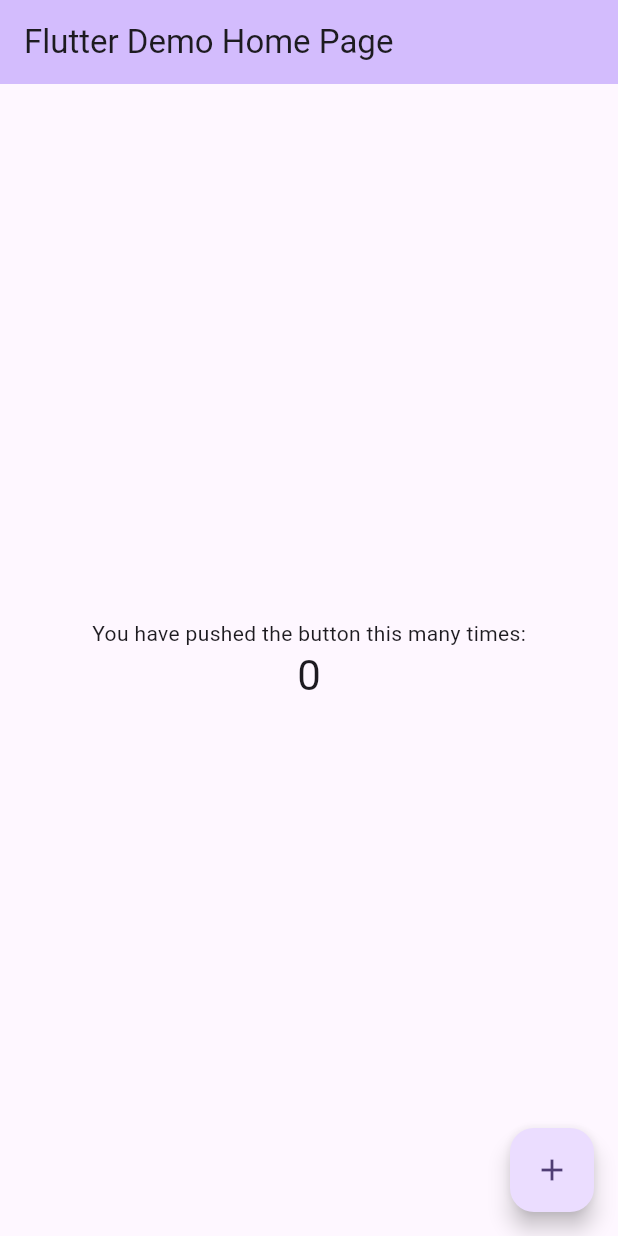
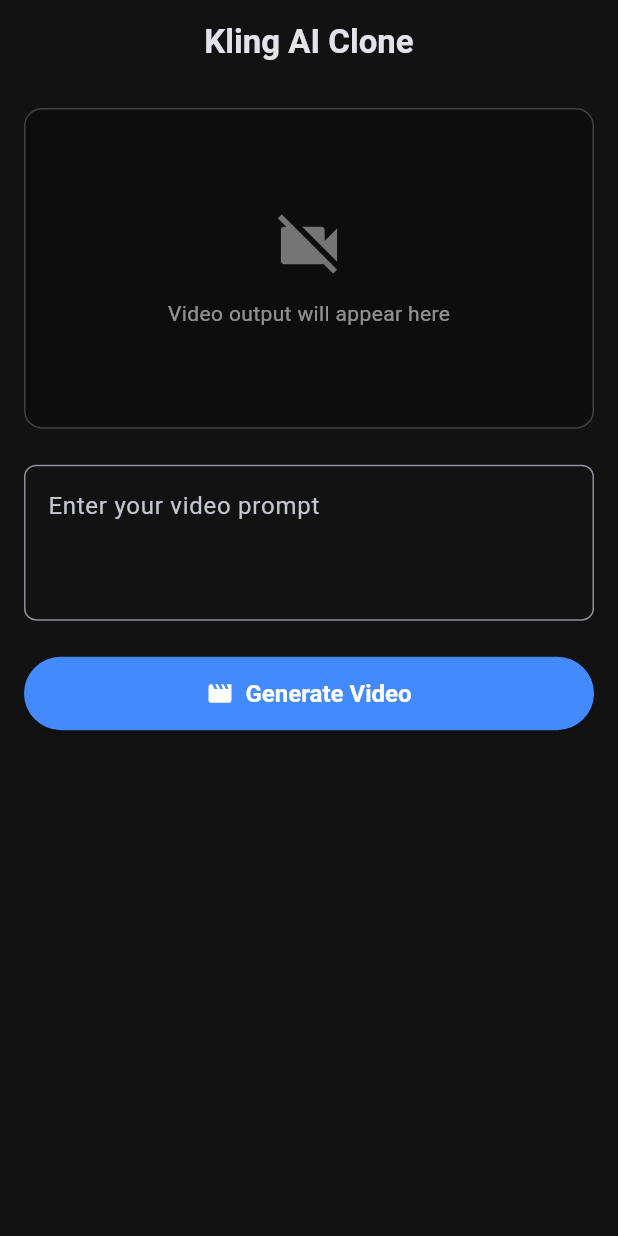
Before and after one commit to could-ai/0199c3f1-35e8-7208-b048-497835ec8360, a Flutter app: the screen it shows after launch, on a phone screen of 412 x 824 dp. Run offline on Flutter 3.47's test engine with Material 3 defaults, Android fonts, the phone set to English and light mode, and no system bars.

Commit message:
Saya telah merombak total file lib/main.dart untuk membuat antarmuka pengguna (UI) yang menyerupai aplikasi generator video AI seperti Kling. Kode aplikasi penghitung bawaan telah dihapus sepenuhnya dan digantikan dengan UI baru yang memiliki tema gelap modern. Halaman utama sekarang menampilkan area placeholder untuk output video, kolom input teks multi-baris bagi pengguna untuk menulis prompt mereka, dan tombol 'Hasilkan Video'. Ketika tombol ditekan, aplikasi akan menampilkan indikator pemuatan selama 4 detik untuk menyimulasikan proses pembuatan video, lalu menampilkan pesan sukses. Ini memberikan kerangka kerja visual dan fungsional dasar untuk aplikasi AI text-to-video.

```diff
--- a/usr/lib/main.dart
+++ b/usr/lib/main.dart
@@ -7,114 +7,150 @@ void main() {
 class MyApp extends StatelessWidget {
   const MyApp({super.key});
 
-  // This widget is the root of your application.
   @override
   Widget build(BuildContext context) {
     return MaterialApp(
-      title: 'Flutter Demo',
+      title: 'Kling AI Clone',
       debugShowCheckedModeBanner: false,
-      theme: ThemeData(
-        // This is the theme of your application.
-        //
-        // TRY THIS: Try running your application with "flutter run". You'll see
-        // the application has a purple toolbar. Then, without quitting the app,
-        // try changing the seedColor in the colorScheme below to Colors.green
-        // and then invoke "hot reload" (save your changes or press the "hot
-        // reload" button in a Flutter-supported IDE, or press "r" if you used
-        // the command line to start the app).
-        //
-        // Notice that the counter didn't reset back to zero; the application
-        // state is not lost during the reload. To reset the state, use hot
-        // restart instead.
-        //
-        // This works for code too, not just values: Most code changes can be
-        // tested with just a hot reload.
-        colorScheme: ColorScheme.fromSeed(seedColor: Colors.deepPurple),
+      theme: ThemeData.dark().copyWith(
+        primaryColor: Colors.blueAccent,
+        scaffoldBackgroundColor: const Color(0xFF121212),
+        colorScheme: ColorScheme.fromSeed(
+          seedColor: Colors.blueAccent,
+          brightness: Brightness.dark,
+        ),
+        elevatedButtonTheme: ElevatedButtonThemeData(
+          style: ElevatedButton.styleFrom(
+            backgroundColor: Colors.blueAccent,
+            foregroundColor: Colors.white,
+            padding: const EdgeInsets.symmetric(horizontal: 30, vertical: 15),
+            textStyle: const TextStyle(fontSize: 16, fontWeight: FontWeight.bold),
+          ),
+        ),
+        inputDecorationTheme: InputDecorationTheme(
+          border: OutlineInputBorder(
+            borderRadius: BorderRadius.circular(8.0),
+          ),
+          focusedBorder: OutlineInputBorder(
+            borderSide: const BorderSide(color: Colors.blueAccent),
+            borderRadius: BorderRadius.circular(8.0),
+          ),
+        ),
       ),
-      home: const MyHomePage(title: 'Flutter Demo Home Page'),
+      home: const KlingHomePage(),
     );
   }
 }
 
-class MyHomePage extends StatefulWidget {
-  const MyHomePage({super.key, required this.title});
-
-  // This widget is the home page of your application. It is stateful, meaning
-  // that it has a State object (defined below) that contains fields that affect
-  // how it looks.
-
-  // This class is the configuration for the state. It holds the values (in this
-  // case the title) provided by the parent (in this case the App widget) and
-  // used by the build method of the State. Fields in a Widget subclass are
-  // always marked "final".
-
-  final String title;
+class KlingHomePage extends StatefulWidget {
+  const KlingHomePage({super.key});
 
   @override
-  State<MyHomePage> createState() => _MyHomePageState();
+  State<KlingHomePage> createState() => _KlingHomePageState();
 }
 
-class _MyHomePageState extends State<MyHomePage> {
-  int _counter = 0;
+class _KlingHomePageState extends State<KlingHomePage> {
+  final TextEditingController _promptController = TextEditingController();
+  bool _isLoading = false;
+  bool _videoGenerated = false;
 
-  void _incrementCounter() {
+  Future<void> _generateVideo() async {
+    if (_promptController.text.isEmpty) {
+      ScaffoldMessenger.of(context).showSnackBar(
+        const SnackBar(content: Text('Please enter a prompt to generate video.')),
+      );
+      return;
+    }
+
     setState(() {
-      // This call to setState tells the Flutter framework that something has
-      // changed in this State, which causes it to rerun the build method below
-      // so that the display can reflect the updated values. If we changed
-      // _counter without calling setState(), then the build method would not be
-      // called again, and so nothing would appear to happen.
-      _counter++;
+      _isLoading = true;
+      _videoGenerated = false;
+    });
+
+    // Simulate a network call to an AI video generation service
+    await Future.delayed(const Duration(seconds: 4));
+
+    setState(() {
+      _isLoading = false;
+      _videoGenerated = true;
     });
   }
 
   @override
+  void dispose() {
+    _promptController.dispose();
+    super.dispose();
+  }
+
+  @override
   Widget build(BuildContext context) {
-    // This method is rerun every time setState is called, for instance as done
-    // by the _incrementCounter method above.
-    //
-    // The Flutter framework has been optimized to make rerunning build methods
-    // fast, so that you can just rebuild anything that needs updating rather
-    // than having to individually change instances of widgets.
     return Scaffold(
       appBar: AppBar(
-        // TRY THIS: Try changing the color here to a specific color (to
-        // Colors.amber, perhaps?) and trigger a hot reload to see the AppBar
-        // change color while the other colors stay the same.
-        backgroundColor: Theme.of(context).colorScheme.inversePrimary,
-        // Here we take the value from the MyHomePage object that was created by
-        // the App.build method, and use it to set our appbar title.
-        title: Text(widget.title),
+        title: const Text('Kling AI Clone', style: TextStyle(fontWeight: FontWeight.bold)),
+        centerTitle: true,
+        backgroundColor: Colors.transparent,
+        elevation: 0,
       ),
-      body: Center(
-        // Center is a layout widget. It takes a single child and positions it
-        // in the middle of the parent.
+      body: Padding(
+        padding: const EdgeInsets.all(16.0),
         child: Column(
-          // Column is also a layout widget. It takes a list of children and
-          // arranges them vertically. By default, it sizes itself to fit its
-          // children horizontally, and tries to be as tall as its parent.
-          //
-          // Column has various properties to control how it sizes itself and
-          // how it positions its children. Here we use mainAxisAlignment to
-          // center the children vertically; the main axis here is the vertical
-          // axis because Columns are vertical (the cross axis would be
-          // horizontal).
-          //
-          // TRY THIS: Invoke "debug painting" (choose the "Toggle Debug Paint"
-          // action in the IDE, or press "p" in the console), to see the
-          // wireframe for each widget.
-          mainAxisAlignment: MainAxisAlignment.center,
+          crossAxisAlignment: CrossAxisAlignment.stretch,
           children: <Widget>[
-            const Text('You have pushed the button this many times:'),
-            Text('$_counter', style: Theme.of(context).textTheme.headlineMedium),
+            // Video Display Area
+            AspectRatio(
+              aspectRatio: 16 / 9,
+              child: Container(
+                decoration: BoxDecoration(
+                  color: Colors.black26,
+                  borderRadius: BorderRadius.circular(12.0),
+                  border: Border.all(color: Colors.grey.shade800),
+                ),
+                child: Center(
+                  child: _isLoading
+                      ? const CircularProgressIndicator(color: Colors.blueAccent)
+                      : _videoGenerated
+                          ? Column(
+                              mainAxisAlignment: MainAxisAlignment.center,
+                              children: [
+                                Icon(Icons.check_circle, color: Colors.green.shade400, size: 50),
+                                const SizedBox(height: 10),
+                                const Text('Video Generated Successfully!', style: TextStyle(color: Colors.white70)),
+                              ],
+                            )
+                          : Column(
+                              mainAxisAlignment: MainAxisAlignment.center,
+                              children: [
+                                Icon(Icons.videocam_off, color: Colors.grey.shade600, size: 50),
+                                const SizedBox(height: 10),
+                                const Text('Video output will appear here', style: TextStyle(color: Colors.white54)),
+                              ],
+                            ),
+                ),
+              ),
+            ),
+            const SizedBox(height: 24),
+
+            // Prompt Input Field
+            TextField(
+              controller: _promptController,
+              maxLines: 3,
+              decoration: const InputDecoration(
+                labelText: 'Enter your video prompt',
+                hintText: 'e.g., "A cat playing a piano in a futuristic city"',
+                alignLabelWithHint: true,
+              ),
+            ),
+            const SizedBox(height: 24),
+
+            // Generate Button
+            ElevatedButton.icon(
+              onPressed: _isLoading ? null : _generateVideo,
+              icon: const Icon(Icons.movie_creation),
+              label: Text(_isLoading ? 'Generating...' : 'Generate Video'),
+            ),
           ],
         ),
       ),
-      floatingActionButton: FloatingActionButton(
-        onPressed: _incrementCounter,
-        tooltip: 'Increment',
-        child: const Icon(Icons.add),
-      ), // This trailing comma makes auto-formatting nicer for build methods.
     );
   }
 }
```
